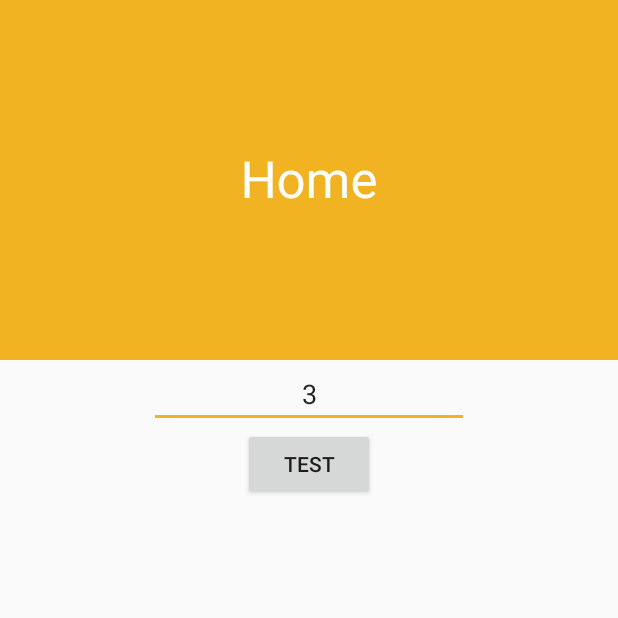
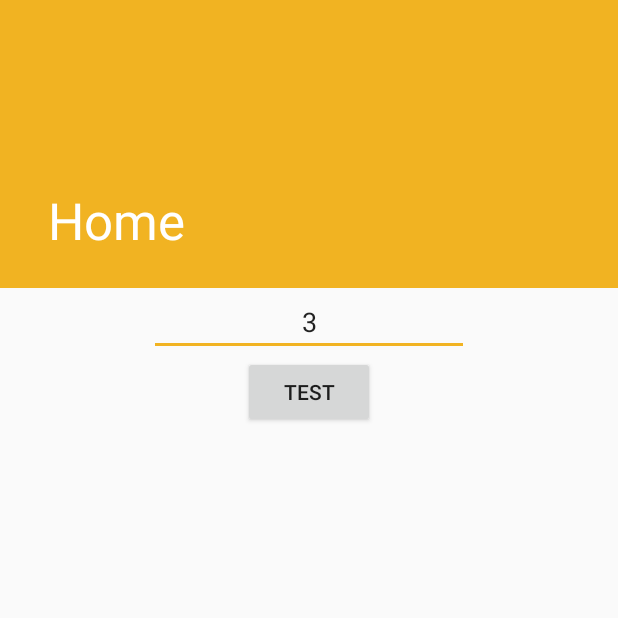
Before and after one commit to danielchwh/MacauBus, an Android app: the screen it shows after launch (MainActivity), on a phone screen of 412 x 824 dp, the top half of it. Run offline under Robolectric (Android 15) with nearby library versions, the phone set to English and light mode, and no system bars; our stand-ins replace navigation-ui; 1 statement that could not run was skipped.

Commit message:
Update toolbar

```diff
--- a/app/src/main/res/layout/activity_main.xml
+++ b/app/src/main/res/layout/activity_main.xml
@@ -22,7 +22,7 @@
         android:id="@+id/appbar_Main"
 
         android:layout_width="match_parent"
-        android:layout_height="240dp">
+        android:layout_height="192dp">
 
         <com.google.android.material.appbar.CollapsingToolbarLayout
             android:id="@+id/collapsingToolbar_Main"
@@ -30,7 +30,6 @@
             android:layout_height="match_parent"
 
             app:contentScrim="?attr/colorPrimary"
-            app:expandedTitleGravity="center"
             app:layout_scrollFlags="scroll|exitUntilCollapsed"
             app:toolbarId="@+id/toolbar_Main">
 
```
